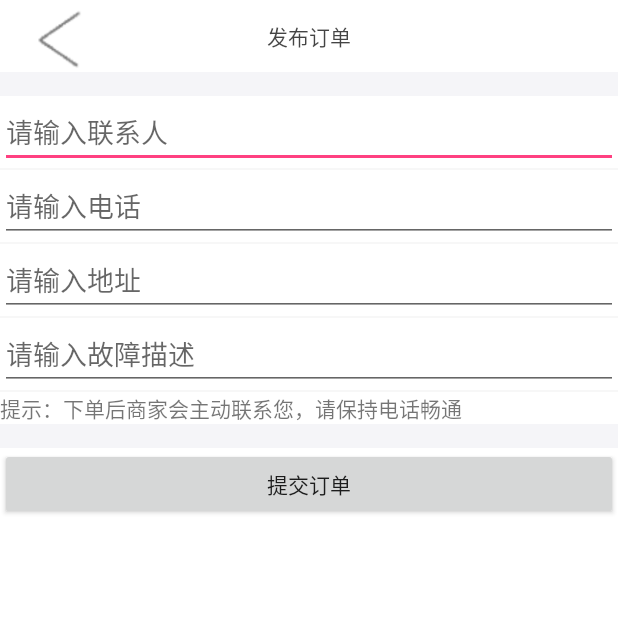
After one commit to zhangxuan01/EasyRepair2, an Android app: the DingdanActivity screen opened directly, with no data from a screen before it, on a phone screen of 412 x 824 dp, the top half of it. The commit adds this screen. Run offline under Robolectric (Android 15) with nearby library versions, the phone set to English and light mode, and no system bars.

Commit message:
维修模块01

```diff
--- a/app/build.gradle
+++ b/app/build.gradle
@@ -1,7 +1,7 @@
 apply plugin: 'com.android.application'
 
 android {
-    compileSdkVersion 25
+    compileSdkVersion 26
     buildToolsVersion "26.0.2"
     defaultConfig {
         applicationId "com.example.easyrepair3"
--- a/app/src/main/AndroidManifest.xml
+++ b/app/src/main/AndroidManifest.xml
@@ -1,7 +1,8 @@
 <?xml version="1.0" encoding="utf-8"?>
 <manifest xmlns:android="http://schemas.android.com/apk/res/android"
     package="com.example.easyrepair3">
-
+    <uses-permission android:name="android.permission.CALL_PHONE"/>
+    <uses-permission android:name="android.permission.WRITE_EXTERNAL_STORAGE" />
     <application
         android:allowBackup="true"
         android:icon="@mipmap/ic_launcher"
@@ -32,6 +33,8 @@
         <activity android:name=".ForumActivity" />
         <activity android:name=".OrderActivity" />
         <activity android:name=".BlogDetailActivity"></activity>
+        <activity android:name=".DingdanActivity" />
+        <activity android:name=".RepairActivity" />
     </application>
 
 </manifest>
--- /dev/null
+++ b/app/src/main/java/com/example/easyrepair3/DingdanActivity.java
@@ -0,0 +1,28 @@
+package com.example.easyrepair3;
+
+import android.os.Bundle;
+import android.support.v7.app.AppCompatActivity;
+import android.view.View;
+import android.widget.EditText;
+import android.widget.ImageView;
+
+public class DingdanActivity extends AppCompatActivity {
+
+    private EditText e_ren,e_dianhua,e_address,e_describe;
+    @Override
+    protected void onCreate(Bundle savedInstanceState) {
+        super.onCreate(savedInstanceState);
+        setContentView(R.layout.activity_dingdan);
+
+        ImageView iv_back = (ImageView) findViewById(R.id.iv_back);
+
+        e_ren = (EditText) findViewById(R.id.e_ren);
+
+        iv_back.setOnClickListener(new View.OnClickListener() {
+            public void onClick(View v) {
+               finish();
+            }
+
+        });
+    }
+}
--- a/app/src/main/java/com/example/easyrepair3/IndexActivity.java
+++ b/app/src/main/java/com/example/easyrepair3/IndexActivity.java
@@ -37,8 +37,8 @@ public class IndexActivity extends TabActivity {
         spec = tabHost.newTabSpec("论坛").setIndicator("论坛").setContent(intent);
         tabHost.addTab(spec);
 
-        intent = new Intent().setClass(this,OrderActivity.class);
-        spec = tabHost.newTabSpec("订单").setIndicator("订单").setContent(intent);
+        intent = new Intent().setClass(this,RepairActivity.class);
+        spec = tabHost.newTabSpec("维修").setIndicator("维修").setContent(intent);
         tabHost.addTab(spec);
 
         RadioGroup radioGroup = (RadioGroup) this.findViewById(R.id.main_tab_group);
@@ -58,7 +58,7 @@ public class IndexActivity extends TabActivity {
                         tabHost.setCurrentTabByTag("论坛");
                         break;
                     case R.id.main_tab_order:
-                        tabHost.setCurrentTabByTag("订单");
+                        tabHost.setCurrentTabByTag("维修");
                         break;
                     default:
                         // tabHost.setCurrentTabByTag("�ҵĿ���");
--- /dev/null
+++ b/app/src/main/res/layout/activity_dingdan.xml
@@ -0,0 +1,110 @@
+<?xml version="1.0" encoding="utf-8"?>
+<RelativeLayout xmlns:android="http://schemas.android.com/apk/res/android"
+    xmlns:tools="http://schemas.android.com/tools"
+    android:layout_width="match_parent"
+    android:layout_height="match_parent"
+    android:background="@color/white"
+    tools:context="com.example.easyrepair3.DingdanActivity">>
+
+    <android.support.v7.widget.Toolbar
+        android:id="@+id/toolbar"
+        android:layout_width="match_parent"
+        android:layout_height="48dp">
+
+    </android.support.v7.widget.Toolbar>
+
+    <RelativeLayout
+        android:layout_width="match_parent"
+        android:layout_height="48dp">
+
+        <ImageView
+            android:id="@+id/iv_back"
+            android:layout_width="wrap_content"
+            android:layout_height="match_parent"
+            android:paddingLeft="16dp"
+            android:paddingRight="16dp"
+            android:src="@drawable/my_back" />
+
+        <TextView
+            android:id="@+id/tv_title"
+            android:layout_width="wrap_content"
+            android:layout_height="wrap_content"
+            android:layout_centerInParent="true"
+            android:text="发布订单"
+            android:textColor="@color/text_black" />
+    </RelativeLayout>
+
+    <View
+        android:id="@+id/divider0"
+        style="@style/divider_16dp"
+        android:layout_below="@id/toolbar" />
+
+    <EditText
+        android:id="@+id/e_ren"
+        android:layout_width="match_parent"
+        android:layout_height="wrap_content"
+        android:layout_below="@id/divider0"
+        android:hint="请输入联系人" />
+
+    <View
+        android:id="@+id/divider1"
+        style="@style/divider"
+        android:layout_below="@+id/e_ren" />
+
+    <EditText
+        android:id="@+id/e_dianhua"
+        android:layout_width="match_parent"
+        android:layout_height="wrap_content"
+        android:layout_below="@id/divider1"
+        android:hint="请输入电话" />
+
+    <View
+        android:id="@+id/divider2"
+        style="@style/divider"
+        android:layout_below="@+id/e_dianhua" />
+
+    <EditText
+        android:id="@+id/e_address"
+        android:layout_width="match_parent"
+        android:layout_height="wrap_content"
+        android:layout_below="@id/divider2"
+        android:hint="请输入地址" />
+
+    <View
+        android:id="@+id/divider3"
+        style="@style/divider"
+        android:layout_below="@+id/e_address" />
+
+    <EditText
+        android:id="@+id/e_describe"
+        android:layout_width="match_parent"
+        android:layout_height="wrap_content"
+        android:layout_below="@id/divider3"
+        android:hint="请输入故障描述"
+        android:maxLines="2"/>
+
+    <View
+        android:id="@+id/divider4"
+        style="@style/divider"
+        android:layout_below="@+id/e_describe" />
+
+    <TextView
+        android:id="@+id/e_tishi"
+        android:layout_width="match_parent"
+        android:layout_height="wrap_content"
+        android:layout_below="@id/divider4"
+        android:text="提示：下单后商家会主动联系您，请保持电话畅通" />
+
+    <View
+        android:id="@+id/divider5"
+        style="@style/divider_16dp"
+        android:layout_below="@id/e_tishi"/>
+
+    <Button
+        android:id="@+id/b_tijiao"
+        android:layout_width="match_parent"
+        android:layout_height="wrap_content"
+        android:layout_below="@id/divider5"
+        android:text="提交订单" />
+
+</RelativeLayout>
--- a/app/src/main/res/layout/activity_index.xml
+++ b/app/src/main/res/layout/activity_index.xml
@@ -63,7 +63,7 @@
                     android:layout_weight="1.0"
 
                     android:drawableTop="@drawable/bg_checkbox_icon_menu_3"
-                    android:text="订单" />
+                    android:text="维修" />
                 <RadioButton
                     android:id="@+id/main_tab_shopping"
                     style="@style/MMTabButton"
```
Also changed, not shown: app/src/main/java/com/example/easyrepair3/RepairActivity.java (added, +65 -0 lines), app/src/main/res/layout/activity_order.xml (+5 -3 lines), app/src/main/res/layout/activity_repair.xml (added, +20 -0 lines).
